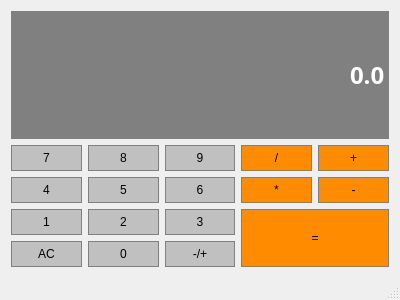
Qt form qcalculator.ui (aerphanas/QCalculator) before a commit.
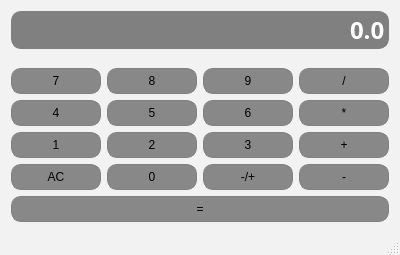
The same form after that commit. Icons and pictures are not drawn.

Patch:
```diff
--- a/qcalculator.ui
+++ b/qcalculator.ui
@@ -7,15 +7,25 @@
     <x>0</x>
     <y>0</y>
     <width>400</width>
-    <height>300</height>
+    <height>255</height>
    </rect>
   </property>
   <property name="windowTitle">
    <string>QCalculator</string>
   </property>
+  <property name="windowIcon">
+   <iconset resource="icon.qrc">
+    <normaloff>:/svg/accessories-calculator.svg</normaloff>:/svg/accessories-calculator.svg</iconset>
+  </property>
+  <property name="styleSheet">
+   <string notr="true">QMainWindow {
+	border-radius: 2%;
+	background-color: #F2F2F2;
+}</string>
+  </property>
   <widget class="QWidget" name="centralWidget">
    <layout class="QGridLayout" name="gridLayout">
-    <item row="1" column="3">
+    <item row="4" column="3">
      <widget class="QPushButton" name="Divide">
       <property name="sizePolicy">
        <sizepolicy hsizetype="Preferred" vsizetype="Preferred">
@@ -25,9 +35,10 @@
       </property>
       <property name="styleSheet">
        <string notr="true">QPushButton {
-	background-color: #FF8C00;
+	background-color: #888888;
 	border: 1px solid gray;
 	padding: 5px;
+	border-radius: 10%;
 }
 QPushButton:pressed {
 	background-color: #A9A9A9;
@@ -40,7 +51,7 @@
       </property>
      </widget>
     </item>
-    <item row="3" column="0">
+    <item row="6" column="0">
      <widget class="QPushButton" name="Button1">
       <property name="sizePolicy">
        <sizepolicy hsizetype="Preferred" vsizetype="Preferred">
@@ -50,9 +61,10 @@
       </property>
       <property name="styleSheet">
        <string notr="true">QPushButton {
-	background-color: #C0C0C0;
+	background-color: #888888;
 	border: 1px solid gray;
 	padding: 5px;
+	border-radius: 10%;
 }
 QPushButton:pressed {
 	background-color: #A9A9A9;
@@ -65,7 +77,7 @@
       </property>
      </widget>
     </item>
-    <item row="2" column="2">
+    <item row="5" column="2">
      <widget class="QPushButton" name="Button6">
       <property name="sizePolicy">
        <sizepolicy hsizetype="Preferred" vsizetype="Preferred">
@@ -75,9 +87,10 @@
       </property>
       <property name="styleSheet">
        <string notr="true">QPushButton {
-	background-color: #C0C0C0;
+	background-color: #888888;
 	border: 1px solid gray;
 	padding: 5px;
+	border-radius: 10%;
 }
 QPushButton:pressed {
 	background-color: #A9A9A9;
@@ -90,7 +103,7 @@
       </property>
      </widget>
     </item>
-    <item row="4" column="2">
+    <item row="8" column="2">
      <widget class="QPushButton" name="ChangeSign">
       <property name="sizePolicy">
        <sizepolicy hsizetype="Preferred" vsizetype="Preferred">
@@ -100,9 +113,10 @@
       </property>
       <property name="styleSheet">
        <string notr="true">QPushButton {
-	background-color: #C0C0C0;
+	background-color: #888888;
 	border: 1px solid gray;
 	padding: 5px;
+	border-radius: 10%;
 }
 QPushButton:pressed {
 	background-color: #A9A9A9;
@@ -115,7 +129,7 @@
       </property>
      </widget>
     </item>
-    <item row="4" column="0">
+    <item row="8" column="0">
      <widget class="QPushButton" name="Clear">
       <property name="sizePolicy">
        <sizepolicy hsizetype="Preferred" vsizetype="Preferred">
@@ -125,9 +139,10 @@
       </property>
       <property name="styleSheet">
        <string notr="true">QPushButton {
-	background-color: #C0C0C0;
+	background-color: #888888;
 	border: 1px solid gray;
 	padding: 5px;
+	border-radius: 10%;
 }
 QPushButton:pressed {
 	background-color: #A9A9A9;
@@ -140,7 +155,7 @@
       </property>
      </widget>
     </item>
-    <item row="1" column="2">
+    <item row="4" column="2">
      <widget class="QPushButton" name="Button9">
       <property name="sizePolicy">
        <sizepolicy hsizetype="Preferred" vsizetype="Preferred">
@@ -150,9 +165,10 @@
       </property>
       <property name="styleSheet">
        <string notr="true">QPushButton {
-	background-color: #C0C0C0;
+	background-color: #888888;
 	border: 1px solid gray;
 	padding: 5px;
+	border-radius: 10%;
 }
 QPushButton:pressed {
 	background-color: #A9A9A9;
@@ -165,7 +181,7 @@
       </property>
      </widget>
     </item>
-    <item row="2" column="0">
+    <item row="5" column="0">
      <widget class="QPushButton" name="Button4">
       <property name="sizePolicy">
        <sizepolicy hsizetype="Preferred" vsizetype="Preferred">
@@ -175,9 +191,10 @@
       </property>
       <property name="styleSheet">
        <string notr="true">QPushButton {
-	background-color: #C0C0C0;
+	background-color: #888888;
 	border: 1px solid gray;
 	padding: 5px;
+	border-radius: 10%;
 }
 QPushButton:pressed {
 	background-color: #A9A9A9;
@@ -190,7 +207,7 @@
       </property>
      </widget>
     </item>
-    <item row="3" column="1">
+    <item row="6" column="1">
      <widget class="QPushButton" name="Button2">
       <property name="sizePolicy">
        <sizepolicy hsizetype="Preferred" vsizetype="Preferred">
@@ -200,9 +217,10 @@
       </property>
       <property name="styleSheet">
        <string notr="true">QPushButton {
-	background-color: #C0C0C0;
+	background-color: #888888;
 	border: 1px solid gray;
 	padding: 5px;
+	border-radius: 10%;
 }
 QPushButton:pressed {
 	background-color: #A9A9A9;
@@ -215,7 +233,7 @@
       </property>
      </widget>
     </item>
-    <item row="1" column="0">
+    <item row="4" column="0">
      <widget class="QPushButton" name="Button7">
       <property name="sizePolicy">
        <sizepolicy hsizetype="Preferred" vsizetype="Preferred">
@@ -225,9 +243,10 @@
       </property>
       <property name="styleSheet">
        <string notr="true">QPushButton {
-	background-color: #C0C0C0;
+	background-color: #888888;
 	border: 1px solid gray;
 	padding: 5px;
+	border-radius: 10%;
 }
 QPushButton:pressed {
 	background-color: #A9A9A9;
@@ -240,7 +259,7 @@
       </property>
      </widget>
     </item>
-    <item row="1" column="1">
+    <item row="4" column="1">
      <widget class="QPushButton" name="Button8">
       <property name="sizePolicy">
        <sizepolicy hsizetype="Preferred" vsizetype="Preferred">
@@ -250,9 +269,10 @@
       </property>
       <property name="styleSheet">
        <string notr="true">QPushButton {
-	background-color: #C0C0C0;
+	background-color: #888888;
 	border: 1px solid gray;
 	padding: 5px;
+	border-radius: 10%;
 }
 QPushButton:pressed {
 	background-color: #A9A9A9;
@@ -265,7 +285,7 @@
       </property>
      </widget>
     </item>
-    <item row="0" column="0" colspan="5">
+    <item row="0" column="0" colspan="4">
      <widget class="QLineEdit" name="Display">
       <property name="sizePolicy">
        <sizepolicy hsizetype="Preferred" vsizetype="Expanding">
@@ -286,6 +306,7 @@
 	background-color: gray;
 	border: 1px solid gray;
 	color: #ffffff;
+	border-radius: 10%;
 }</string>
       </property>
       <property name="text">
@@ -296,7 +317,7 @@
       </property>
      </widget>
     </item>
-    <item row="2" column="1">
+    <item row="5" column="1">
      <widget class="QPushButton" name="Button5">
       <property name="sizePolicy">
        <sizepolicy hsizetype="Preferred" vsizetype="Preferred">
@@ -306,9 +327,10 @@
       </property>
       <property name="styleSheet">
        <string notr="true">QPushButton {
-	background-color: #C0C0C0;
+	background-color: #888888;
 	border: 1px solid gray;
 	padding: 5px;
+	border-radius: 10%;
 }
 QPushButton:pressed {
 	background-color: #A9A9A9;
@@ -321,7 +343,7 @@
       </property>
      </widget>
     </item>
-    <item row="3" column="2">
+    <item row="6" column="2">
      <widget class="QPushButton" name="Button3">
       <property name="sizePolicy">
        <sizepolicy hsizetype="Preferred" vsizetype="Preferred">
@@ -331,9 +353,10 @@
       </property>
       <property name="styleSheet">
        <string notr="true">QPushButton {
-	background-color: #C0C0C0;
+	background-color: #888888;
 	border: 1px solid gray;
 	padding: 5px;
+	border-radius: 10%;
 }
 QPushButton:pressed {
 	background-color: #A9A9A9;
@@ -346,7 +369,7 @@
       </property>
      </widget>
     </item>
-    <item row="2" column="3">
+    <item row="5" column="3">
      <widget class="QPushButton" name="Multiply">
       <property name="sizePolicy">
        <sizepolicy hsizetype="Preferred" vsizetype="Preferred">
@@ -356,9 +379,10 @@
       </property>
       <property name="styleSheet">
        <string notr="true">QPushButton {
-	background-color: #FF8C00;
+	background-color: #888888;
 	border: 1px solid gray;
 	padding: 5px;
+	border-radius: 10%;
 }
 QPushButton:pressed {
 	background-color: #A9A9A9;
@@ -371,7 +395,7 @@
       </property>
      </widget>
     </item>
-    <item row="4" column="1">
+    <item row="8" column="1">
      <widget class="QPushButton" name="Button0">
       <property name="sizePolicy">
        <sizepolicy hsizetype="Preferred" vsizetype="Preferred">
@@ -381,9 +405,10 @@
       </property>
       <property name="styleSheet">
        <string notr="true">QPushButton {
-	background-color: #C0C0C0;
+	background-color: #888888;
 	border: 1px solid gray;
 	padding: 5px;
+	border-radius: 10%;
 }
 QPushButton:pressed {
 	background-color: #A9A9A9;
@@ -396,7 +421,35 @@
       </property>
      </widget>
     </item>
-    <item row="1" column="4">
+    <item row="9" column="0" colspan="4">
+     <widget class="QPushButton" name="Equal">
+      <property name="sizePolicy">
+       <sizepolicy hsizetype="Preferred" vsizetype="Preferred">
+        <horstretch>0</horstretch>
+        <verstretch>0</verstretch>
+       </sizepolicy>
+      </property>
+      <property name="styleSheet">
+       <string notr="true">QPushButton {
+	background-color: #888888;
+	border: 1px solid gray;
+	padding: 5px;
+	border-radius: 10%;
+}
+QPushButton:pressed {
+	background-color: #404040;
+	color: #ffffff;
+	border: 1px solid gray;
+	padding: 5px;
+	border-radius: 10%;
+}</string>
+      </property>
+      <property name="text">
+       <string>=</string>
+      </property>
+     </widget>
+    </item>
+    <item row="6" column="3">
      <widget class="QPushButton" name="Add">
       <property name="sizePolicy">
        <sizepolicy hsizetype="Preferred" vsizetype="Preferred">
@@ -406,9 +459,10 @@
       </property>
       <property name="styleSheet">
        <string notr="true">QPushButton {
-	background-color: #FF8C00;
+	background-color: #888888;
 	border: 1px solid gray;
 	padding: 5px;
+	border-radius: 10%;
 }
 QPushButton:pressed {
 	background-color: #A9A9A9;
@@ -421,7 +475,7 @@
       </property>
      </widget>
     </item>
-    <item row="2" column="4">
+    <item row="8" column="3">
      <widget class="QPushButton" name="Substract">
       <property name="sizePolicy">
        <sizepolicy hsizetype="Preferred" vsizetype="Preferred">
@@ -431,9 +485,10 @@
       </property>
       <property name="styleSheet">
        <string notr="true">QPushButton {
-	background-color: #FF8C00;
+	background-color: #888888;
 	border: 1px solid gray;
 	padding: 5px;
+	border-radius: 10%;
 }
 QPushButton:pressed {
 	background-color: #A9A9A9;
@@ -446,30 +501,21 @@
       </property>
      </widget>
     </item>
-    <item row="3" column="3" rowspan="2" colspan="2">
-     <widget class="QPushButton" name="Equal">
-      <property name="sizePolicy">
-       <sizepolicy hsizetype="Preferred" vsizetype="Preferred">
-        <horstretch>0</horstretch>
-        <verstretch>0</verstretch>
-       </sizepolicy>
+    <item row="1" column="0" colspan="4">
+     <spacer name="verticalSpacer">
+      <property name="orientation">
+       <enum>Qt::Vertical</enum>
       </property>
-      <property name="styleSheet">
-       <string notr="true">QPushButton {
-	background-color: #FF8C00;
-	border: 1px solid gray;
-	padding: 5px;
-}
-QPushButton:pressed {
-	background-color: #A9A9A9;
-	border: 1px solid gray;
-	padding: 5px;
-}</string>
+      <property name="sizeType">
+       <enum>QSizePolicy::Preferred</enum>
       </property>
-      <property name="text">
-       <string>=</string>
+      <property name="sizeHint" stdset="0">
+       <size>
+        <width>20</width>
+        <height>20</height>
+       </size>
       </property>
-     </widget>
+     </spacer>
     </item>
    </layout>
   </widget>
```
Left out of the diff: 68 changed lines with no effect on the pictures.
